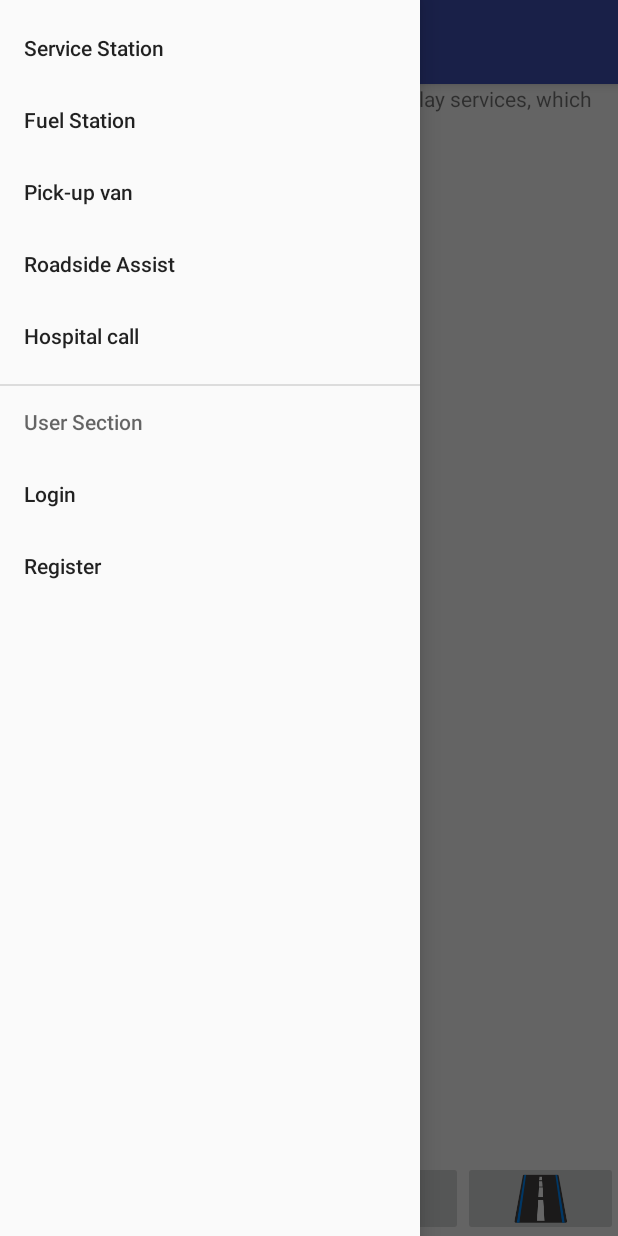
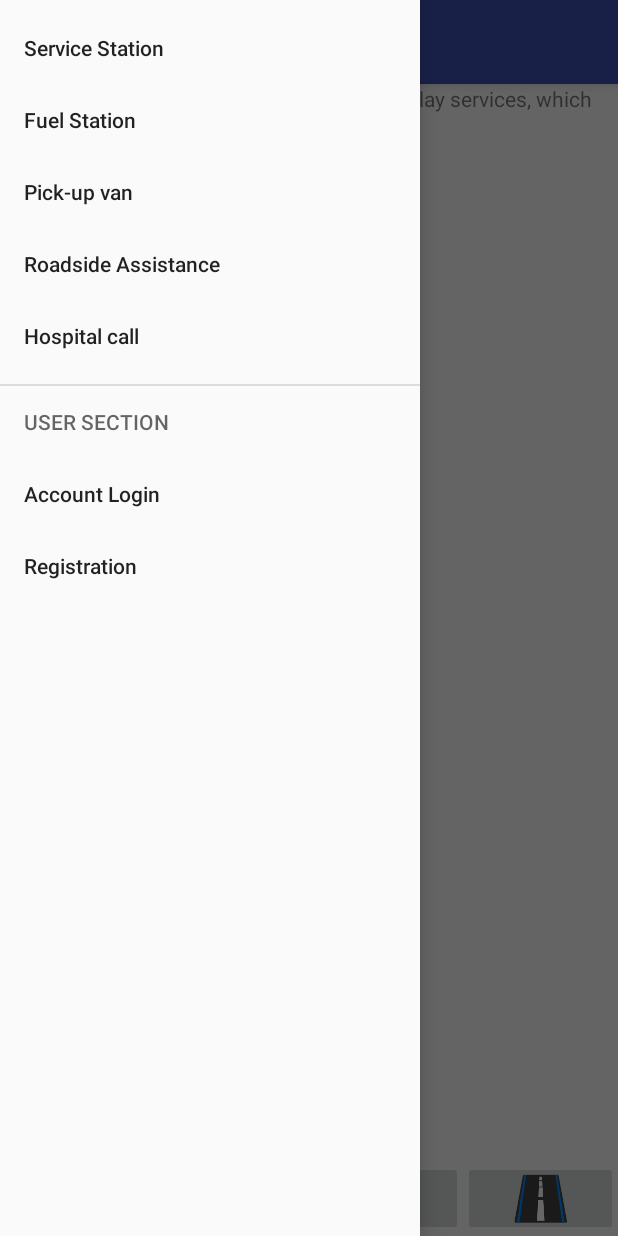
Before and after one commit to jiwan123/MyFinder, an Android app: the screen it shows after launch (MainActivity), with the side drawer open, on a phone screen of 412 x 824 dp. Run offline under Robolectric (Android 15) with nearby library versions, the phone set to English and light mode, and no system bars; our stand-ins replace Firebase (no records; nobody signed in at launch, a user with empty details on screens opened directly).

Commit message:
Small changes in Menu list

```diff
--- a/app/src/main/res/menu/activity_main_drawer.xml
+++ b/app/src/main/res/menu/activity_main_drawer.xml
@@ -14,21 +14,21 @@
             android:title="Pick-up van" />
         <item
             android:id="@+id/nav_road"
-            android:title="Roadside Assist" />
+            android:title="Roadside Assistance" />
         <item
             android:id="@+id/nav_hospital"
             android:title="Hospital call" />
 
     </group>
 
-    <item android:title="User Section">
+    <item android:title="USER SECTION">
         <menu>
             <item
                 android:id="@+id/nav_login"
-                android:title="Login" />
+                android:title="Account Login" />
             <item
                 android:id="@+id/nav_register"
-                android:title="Register" />
+                android:title="Registration" />
         </menu>
     </item>
 
```
Also changed, not shown: app/src/main/res/values/strings.xml (+7 -0 lines).
